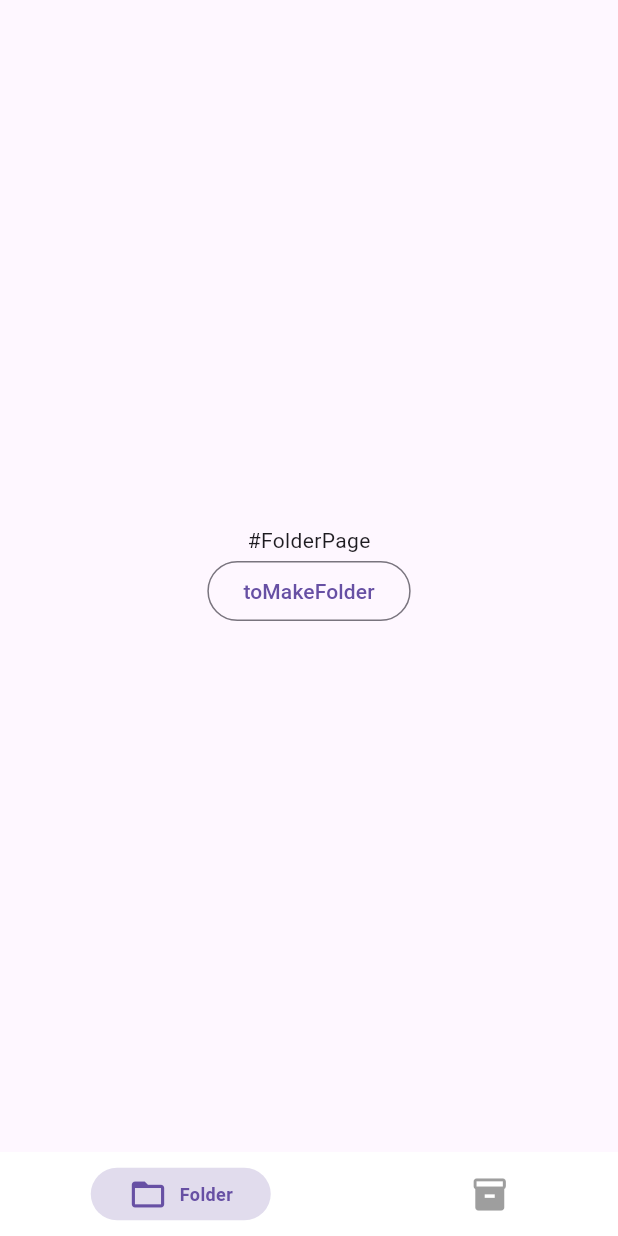
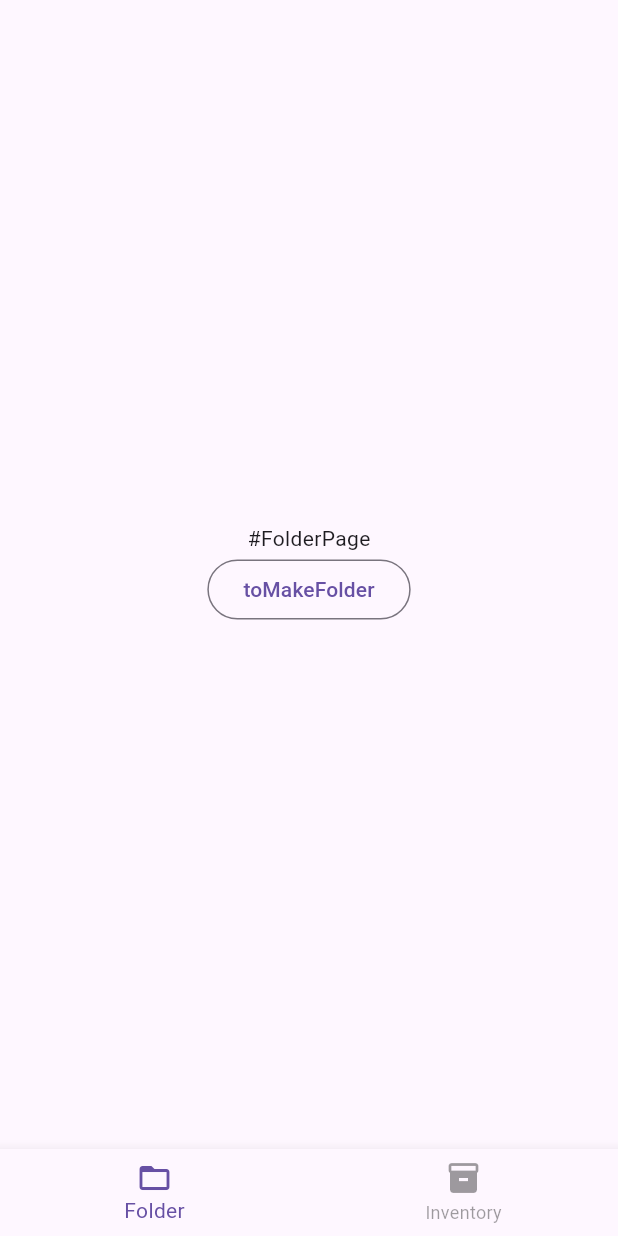
Before and after one commit to itc-s22020/Flutter-Inventory, a Flutter app: the screen it shows after launch, on a phone screen of 412 x 824 dp. Run offline on Flutter 3.47's test engine with Material 3 defaults, Android fonts, the phone set to English and light mode, and no system bars; drawn by our look-alikes of persistent_bottom_nav_bar; our stand-ins replace get.

Commit message:
画面遷移の方法を変更

```diff
--- a/lib/page/folder.dart
+++ b/lib/page/folder.dart
@@ -6,20 +6,17 @@ class FolderPage extends StatelessWidget {
 
   @override
   Widget build(BuildContext context) {
-    return Scaffold(
-      body: Center(
+    return const Center(
         child: Column(
             mainAxisAlignment: MainAxisAlignment.center,
             children: [
-                const Text("#FolderPage"),
+              Text("#FolderPage"),
               OutlinedButton(
-                    onPressed: () => toMakeFolder(context),
-                    child: const Text("toMakeFolder")
+                  onPressed: toMakeFolder,
+                  child: Text("toMakeFolder")
               )
             ]
         )
-      ),
     );
-
   }
 }
--- a/lib/page/home.dart
+++ b/lib/page/home.dart
@@ -1,48 +1,53 @@
 import 'package:flutter/material.dart';
 import 'package:inventory/page/inventory.dart';
-import 'package:persistent_bottom_nav_bar/persistent_bottom_nav_bar.dart';
 import 'folder.dart';
 
-class HomePage extends StatelessWidget {
+class HomePage extends StatefulWidget {
   const HomePage({super.key});
 
   @override
+  State<HomePage> createState() => _HomePageState();
+}
+
+class _HomePageState extends State<HomePage> {
+  int _selectedIndex = 0;
+
+  final List<Widget> _pages = [
+    const FolderPage(),
+    const InventoryPage(),
+  ];
+
+  void _onItemTapped(int index) {
+    setState(() {
+      _selectedIndex = index;
+    });
+  }
+
+  @override
   Widget build(BuildContext context) {
-    final pages = [
-      const FolderPage(),
-      const InventoryPage(),
-    ];
-
-    return  Scaffold(
-      body: PersistentTabView(
-        context,
-        screens: pages,
-        navBarStyle: NavBarStyle.style1,
-        animationSettings: const NavBarAnimationSettings(
-          screenTransitionAnimation: ScreenTransitionAnimationSettings(
-            animateTabTransition: true,
-            duration: Duration(milliseconds: 300),
-            screenTransitionAnimationType: ScreenTransitionAnimationType.slide
-          )
-        ),
-        items: [
-          PersistentBottomNavBarItem(
-              icon: const Icon(Icons.folder_open),
-              inactiveIcon: const Icon(Icons.folder),
-              title: "Folder",
-              activeColorPrimary: Theme.of(context).primaryColor,
-              inactiveColorPrimary: Theme.of(context).disabledColor,
+    return Scaffold(
+      body: IndexedStack(
+        index: _selectedIndex,
+        children: _pages,
+      ),
+      bottomNavigationBar: BottomNavigationBar(
+        items: const <BottomNavigationBarItem>[
+          BottomNavigationBarItem(
+            icon: Icon(Icons.folder),
+            activeIcon: Icon(Icons.folder_open),
+            label: 'Folder',
           ),
-          PersistentBottomNavBarItem(
-              icon: const Icon(Icons.widgets),
-              inactiveIcon: const Icon(Icons.inventory),
-              title: "Inventory",
-              activeColorPrimary: Theme.of(context).primaryColor,
-              inactiveColorPrimary: Theme.of(context).disabledColor
+          BottomNavigationBarItem(
+            icon: Icon(Icons.inventory),
+            activeIcon: Icon(Icons.widgets),
+            label: 'Inventory',
           ),
         ],
-
-      )
+        currentIndex: _selectedIndex,
+        selectedItemColor: Theme.of(context).primaryColor,
+        unselectedItemColor: Theme.of(context).disabledColor,
+        onTap: _onItemTapped,
+      ),
     );
   }
 }
--- a/pubspec.yaml
+++ b/pubspec.yaml
@@ -38,7 +38,6 @@ dependencies:
   # Use with the CupertinoIcons class for iOS style icons.
   cupertino_icons: ^1.0.6
   get: ^4.6.6
-  persistent_bottom_nav_bar: ^6.2.1
 
 dev_dependencies:
   flutter_test:
```
Also changed, not shown: lib/navigation.dart (+7 -40 lines), lib/page/add_inventory.dart (+4 -4 lines), lib/page/inventory.dart (+4 -4 lines), lib/page/make_folder.dart (+4 -4 lines), pubspec.lock. Lines whose indentation alone changed are shown as unchanged.
